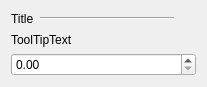
Old version of the form SettingWidgets/doublesettingwidget.ui in the repository oVooVo/FancyMidi.
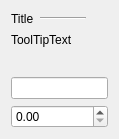
New version of the form. Icons and pictures are not drawn.

```diff
--- a/SettingWidgets/doublesettingwidget.ui
+++ b/SettingWidgets/doublesettingwidget.ui
@@ -6,14 +6,11 @@
    <rect>
     <x>0</x>
     <y>0</y>
-    <width>207</width>
-    <height>84</height>
+    <width>119</width>
+    <height>139</height>
    </rect>
   </property>
-  <property name="windowTitle">
-   <string>Form</string>
-  </property>
-  <layout class="QVBoxLayout" name="verticalLayout">
+  <layout class="QVBoxLayout">
    <item>
     <widget class="QFrame" name="frame_2">
      <property name="sizePolicy">
@@ -125,6 +122,9 @@
      </property>
     </widget>
    </item>
+   <item>
+    <widget class="QLineEdit" name="lineEdit"/>
+   </item>
    <item>
     <widget class="QDoubleSpinBox" name="_doubleSpinBox"/>
    </item>
```
